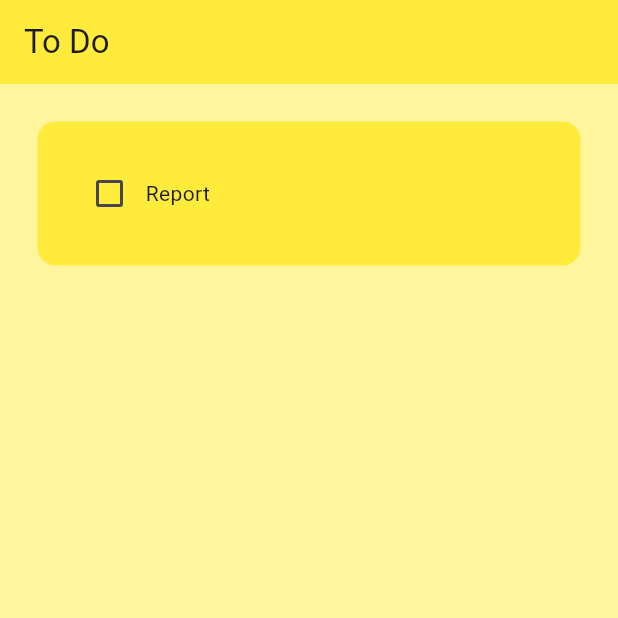
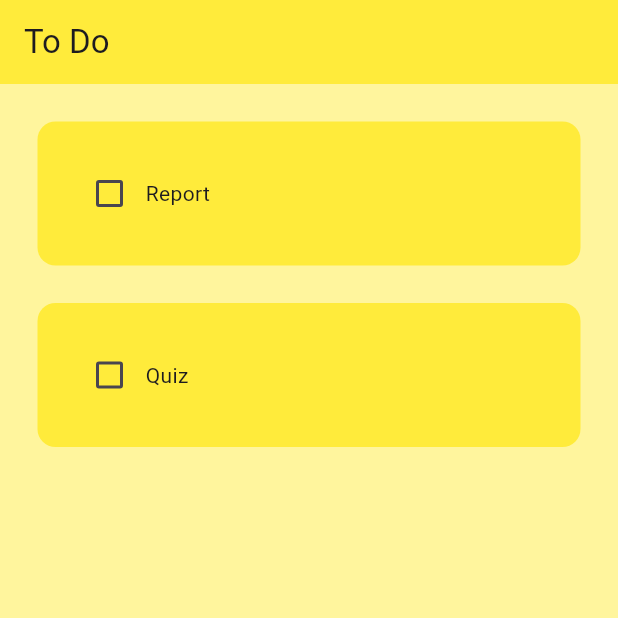
Before and after one commit to swu628/cs732-assignment-flutter-todolist, a Flutter app: the screen it shows after launch, on a phone screen of 412 x 824 dp, the top half of it. Run offline on Flutter 3.47's test engine with Material 3 defaults, Android fonts, the phone set to English and light mode, and no system bars.

Commit message:
added list of tasks

```diff
--- a/app/lib/pages/home_page.dart
+++ b/app/lib/pages/home_page.dart
@@ -9,6 +9,19 @@ class HomePage extends StatefulWidget {
 }
 
 class _HomePageState extends State<HomePage> {
+  // Create a list of to do tasks
+  List toDoList = [
+    ["Report", false],
+    ["Quiz", false],
+  ];
+
+  // This function is called when the checkbox is tapped
+  void checkBoxChanged(bool? value, int index) {
+    setState(() {
+      toDoList[index][1] = !toDoList[index][1];
+    });
+  }
+
   @override
   Widget build(BuildContext context) {
     return Scaffold(
@@ -17,14 +30,15 @@ class _HomePageState extends State<HomePage> {
         title: Text('To Do'),
         backgroundColor: Colors.yellow,
       ),
-      body: ListView(
-        children: [
-          ToDoTile(
-            taskName: "Report",
-            taskCompleted: false,
-            onChanged: (p0) {},
-          ),
-        ],
+      body: ListView.builder(
+        itemCount: toDoList.length,
+        itemBuilder: (context, index) {
+          return ToDoTile(
+            taskName: toDoList[index][0],
+            taskCompleted: toDoList[index][1],
+            onChanged: (value) => checkBoxChanged(value, index),
+          );
+        },
       ),
     );
   }
--- a/app/lib/util/todo_tile.dart
+++ b/app/lib/util/todo_tile.dart
@@ -15,7 +15,7 @@ class ToDoTile extends StatelessWidget {
   @override
   Widget build(BuildContext context) {
     return Padding(
-      padding: const EdgeInsets.all(25.0),
+      padding: const EdgeInsets.only(left: 25, right: 25, top: 25),
       child: Container(
         padding: EdgeInsets.all(24),
 
@@ -23,9 +23,20 @@ class ToDoTile extends StatelessWidget {
         child: Row(
           children: [
             // Checkbox
-            Checkbox(value: taskCompleted, onChanged: onChanged),
+            Checkbox(
+              value: taskCompleted,
+              onChanged: onChanged,
+              activeColor: Colors.black,
+            ),
+
             // Task name
-            Text(taskName),
+            Text(
+              taskName,
+              style: TextStyle(
+                  decoration: taskCompleted
+                      ? TextDecoration.lineThrough
+                      : TextDecoration.none),
+            ),
           ],
         ),
         decoration: BoxDecoration(
```
